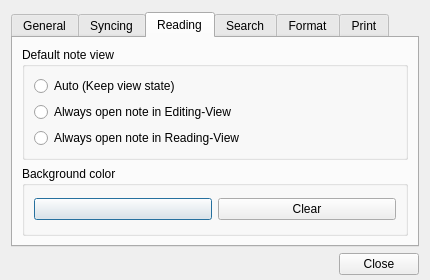
WizTeam/WizQTClient, file src/ui/wizpreferencedialog.ui: the form before one commit.
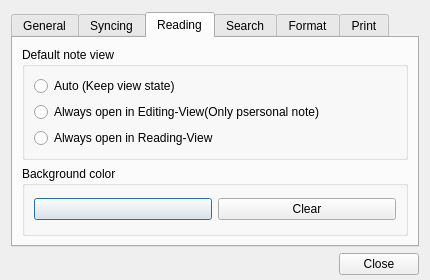
The form after the commit. The open tabs and pages were chosen to show the change.

Commit message: 修复Mac端登录界面样式

What changed in the file:
```diff
--- a/src/ui/wizpreferencedialog.ui
+++ b/src/ui/wizpreferencedialog.ui
@@ -340,14 +340,14 @@
           <item>
            <widget class="QRadioButton" name="radioAlwaysEditing">
             <property name="text">
-             <string>Always open note in Editing-View</string>
+             <string>Always open in Editing-View(Only psersonal note)</string>
             </property>
            </widget>
           </item>
           <item>
            <widget class="QRadioButton" name="radioAlwaysReading">
             <property name="text">
-             <string>Always open note in Reading-View</string>
+             <string>Always open in Reading-View</string>
             </property>
            </widget>
           </item>
```
The commit also changes 3 other files.
